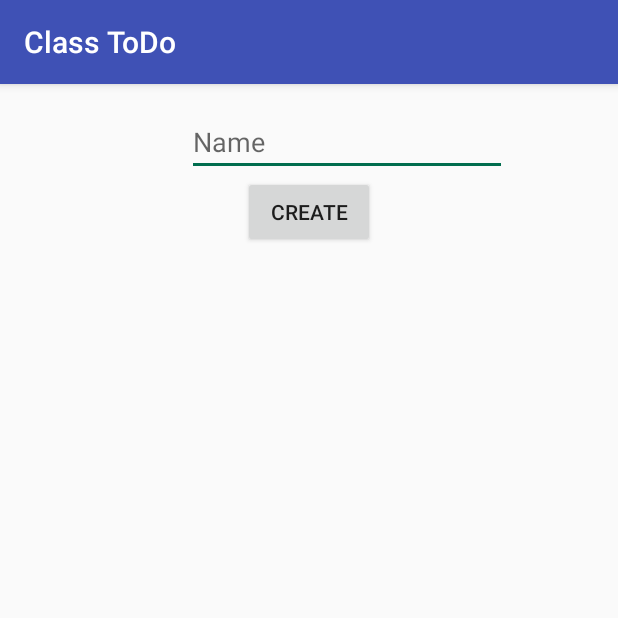
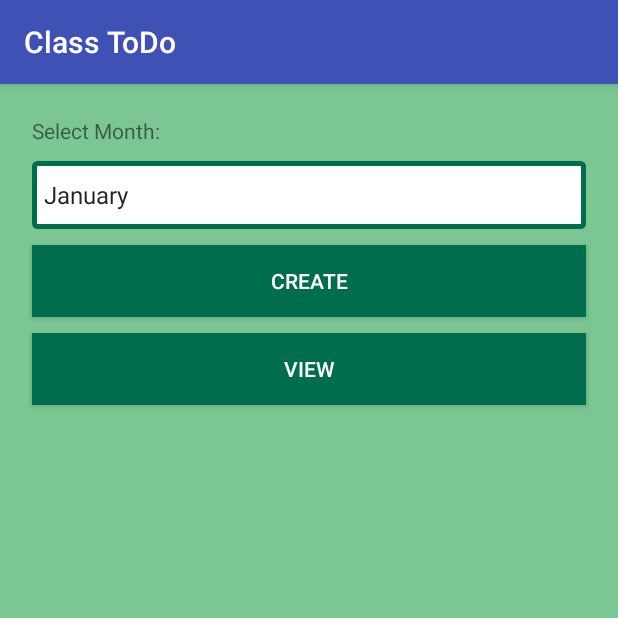
Before and after one commit to rajhaq/ClassToDo, an Android app: the Pdf screen opened directly, with no data from a screen before it, after a tap on "CREATE", on a phone screen of 412 x 824 dp, the top half of it. Run offline under Robolectric (Android 15) with nearby library versions, the phone set to English and light mode, and no system bars; libraries missing offline, so code that uses them is left out: com.itextpdf.text; 2 statements that could not run were skipped.

Commit message:
SmS 100% works, pdf works properly spinner added to select month border drawable created

```diff
--- a/app/src/main/AndroidManifest.xml
+++ b/app/src/main/AndroidManifest.xml
@@ -7,6 +7,7 @@
     <uses-permission android:name="android.permission.READ_PROFILE" />
     <uses-permission android:name="android.permission.READ_CONTACTS" />
     <uses-permission android:name="android.permission.WRITE_EXTERNAL_STORAGE" />
+    <uses-permission android:name="android.permission.SEND_SMS" />
 
     <application
         android:allowBackup="true"
--- a/app/src/main/java/com/example/raj/classtodo/Pdf.java
+++ b/app/src/main/java/com/example/raj/classtodo/Pdf.java
@@ -8,7 +8,11 @@ import android.os.Environment;
 import android.support.v7.app.AppCompatActivity;
 import android.os.Bundle;
 import android.view.View;
+import android.widget.AdapterView;
+import android.widget.ArrayAdapter;
 import android.widget.EditText;
+import android.widget.Spinner;
+import android.widget.Toast;
 
 import com.example.raj.classtodo.model.StudentHelper;
 import com.itextpdf.text.Document;
@@ -25,6 +29,10 @@ import java.util.Calendar;
 import java.util.Locale;
 
 public class Pdf extends AppCompatActivity {
+    Spinner spinner;
+    int postionx;
+    String  monthSelected;
+    ArrayAdapter<CharSequence> adapter;
     public static StudentHelper studentDB;
     Calendar cal = Calendar.getInstance();
     SimpleDateFormat sdf = new SimpleDateFormat("yyyy/MMMM/d/E", Locale.US); // Set your locale!
@@ -39,43 +47,72 @@ public class Pdf extends AppCompatActivity {
         setContentView(R.layout.activity_pdf);
         int dbv=Integer.parseInt(values[0]);
         studentDB=new StudentHelper(this, dbv);
-       String path= Environment.getExternalStorageDirectory()+"/student.pdf";
-        File file =new File(path);
-        Intent target=new Intent(Intent.ACTION_VIEW);
-        target.setDataAndType(Uri.fromFile(file),"application/pdf");
-        target.setFlags(Intent.FLAG_ACTIVITY_NO_HISTORY);
-        Intent intent = Intent.createChooser(target,"Open File");
-        try {
-            startActivity(intent);
-        }catch(ActivityNotFoundException e)
+        spinner=(Spinner) findViewById(R.id.spinnerMonth);
+        adapter=ArrayAdapter.createFromResource(this,R.array.month_name,android.R.layout.simple_spinner_item);
+        adapter.setDropDownViewResource(android.R.layout.simple_spinner_dropdown_item);
+        spinner.setAdapter(adapter);
+        spinner.setOnItemSelectedListener(new AdapterView.OnItemSelectedListener()
         {
 
+            @Override
+            public void onItemSelected(AdapterView<?> parent, View view, int position, long id) {
+                monthSelected= (String) parent.getItemAtPosition(position);
             }
+
+            @Override
+            public void onNothingSelected(AdapterView<?> parent) {
+
+            }
+        });
 
 
     }
     public void createPDF(View view)
     {
-        EditText text=(EditText)findViewById(R.id.editPdf);
-        Document doc=new Document(PageSize.A3.rotate());
-        String outPath= Environment.getExternalStorageDirectory()+"/student2.pdf";
+        if(studentDB.tableExist(monthSelected)) {
+            Document doc = new Document(PageSize.A3.rotate());
+            String outPath = Environment.getExternalStorageDirectory() + "/" + monthSelected + ".pdf";
             try {
-            PdfWriter.getInstance(doc,new FileOutputStream(outPath));
+                PdfWriter.getInstance(doc, new FileOutputStream(outPath));
                 doc.open();
-            String x="Name      01  |02  |03  |04  |05  |06  |07  |08  |09  |10  |11  |12  |13  |14  |15  |16  |17  |18  |19  |20  |21  |22  |23  |24  |25  |26  |27  |28  |29  |30\n" +
-                    "Name      01  |02  |03  |04  |05  |06  |07  |08  |09  |10  |11  |12  |13  |14  |15  |16  |17  |18  |19  |20  |21  |22  |23  |24  |25  |26  |27  |28  |29  |30\n";
                 doc.add(new Paragraph(viewAll()));
                 doc.close();
+                Toast.makeText(getBaseContext(), monthSelected+".pdf created on Storage", Toast.LENGTH_LONG).show();
             } catch (DocumentException e) {
                 e.printStackTrace();
             } catch (FileNotFoundException e) {
                 e.printStackTrace();
             }
         }
+        else
+        {
+            Toast.makeText(getBaseContext(), "No Data Found", Toast.LENGTH_LONG).show();
+        }
+    }
+    public void ViewPDF(View view)
+    {
+        String path= Environment.getExternalStorageDirectory()+"/"+monthSelected+".pdf";
+        File file =new File(path);
+        if(file.exists())
+        {
+            Intent target = new Intent(Intent.ACTION_VIEW);
+            target.setDataAndType(Uri.fromFile(file), "application/pdf");
+            target.setFlags(Intent.FLAG_ACTIVITY_NO_HISTORY);
+            Intent intent = Intent.createChooser(target, "Open File");
+            try {
+                startActivity(intent);
+            } catch (ActivityNotFoundException e) {
+
+            }
+        }
+        else
+        {
+            Toast.makeText(getBaseContext(), "No Data Found", Toast.LENGTH_LONG).show();
+        }
+    }
     public String viewAll()
     {
-                        Cursor res = studentDB.getAllData();
-                        String j="1";
+                        Cursor res = studentDB.getAllMonth(monthSelected);
         String k;
                         int x;
                         if(res.getCount()==0)
@@ -87,7 +124,7 @@ public class Pdf extends AppCompatActivity {
                         else
                         {
                             StringBuffer buffer=new StringBuffer();
-                            buffer.append("________________________________________________________________________________"+values[1]+"__________________________________________________________________________\n");
+                            buffer.append("________________________________________________________________________________"+monthSelected+"__________________________________________________________________________\n");
                             while(res.moveToNext())
                             {
                                 x= res.getString(2).length();
--- a/app/src/main/java/com/example/raj/classtodo/model/StudentHelper.java
+++ b/app/src/main/java/com/example/raj/classtodo/model/StudentHelper.java
@@ -82,8 +82,28 @@ public class StudentHelper extends SQLiteOpenHelper{
 
         Cursor res=db.rawQuery("select * from "+values[1], null);
 
+        return res;
+    }
+    public Cursor getAllMonth(String month)
+    {
+        SQLiteDatabase db=this.getWritableDatabase();
+
+        Cursor res=db.rawQuery("select * from "+month, null);
 
         return res;
+    }
+    public boolean tableExist(String month)
+    {
+        SQLiteDatabase db=this.getWritableDatabase();
+        Cursor cursor = db.rawQuery("select DISTINCT tbl_name from sqlite_master where tbl_name = '" + month + "'", null);
+        if (cursor != null) {
+            if (cursor.getCount() > 0) {
+                cursor.close();
+                return true;
+            }
+            cursor.close();
+        }
+        return false;
     }
     public String updateData(String id, String date,String x)
     {
--- a/app/src/main/java/com/example/raj/classtodo/ui/Sms.java
+++ b/app/src/main/java/com/example/raj/classtodo/ui/Sms.java
@@ -52,9 +52,12 @@ public class Sms extends AppCompatActivity {
                 // String phoneNo = txtPhoneNo.getText().toString();
                 //                    sendMessage(phoneNo, message);
                 if(smsLoop()=="No data")
-                    Toast.makeText(getBaseContext(), "Please enter both phone number and message.", Toast.LENGTH_LONG).show();
-                else
-                    Toast.makeText(getBaseContext(), "Sms Sent", Toast.LENGTH_LONG).show();
+                {
+
+                }
+  //                  Toast.makeText(getBaseContext(), "Please enter both phone number and message.", Toast.LENGTH_LONG).show();
+    //            else
+//                    Toast.makeText(getBaseContext(), "Sms Sent", Toast.LENGTH_LONG).show();
             }
         });
 
@@ -88,6 +91,7 @@ public class Sms extends AppCompatActivity {
     private void sendMessage(String phoneNo, String message){
         try {
             SmsManager smsManager = SmsManager.getDefault();
+            Toast.makeText(getBaseContext(), phoneNo, Toast.LENGTH_LONG).show();
             smsManager.sendTextMessage(phoneNo, null, message, null, null);
         } catch (Exception e) {
             e.printStackTrace();
--- /dev/null
+++ b/app/src/main/res/drawable/border.xml
@@ -0,0 +1,21 @@
+<?xml version="1.0" encoding="utf-8"?>
+<shape xmlns:android="http://schemas.android.com/apk/res/android"
+    android:shape="rectangle" >
+
+    <!-- View background color -->
+    <solid
+        android:color="@color/textColor" >
+    </solid>
+
+    <!-- View border color and width -->
+    <stroke
+        android:width="3dp"
+        android:color="@color/buttonColor" >
+    </stroke>
+
+    <!-- The radius makes the corners rounded -->
+    <corners
+        android:radius="2dp"   >
+    </corners>
+
+</shape>
--- a/app/src/main/res/layout/activity_pdf.xml
+++ b/app/src/main/res/layout/activity_pdf.xml
@@ -8,27 +8,53 @@
     android:paddingLeft="@dimen/activity_horizontal_margin"
     android:paddingRight="@dimen/activity_horizontal_margin"
     android:paddingTop="@dimen/activity_vertical_margin"
+    android:background="@color/colorBackground"
     tools:context="com.example.raj.classtodo.Pdf">
 
     <Button
+        android:text="View"
+        android:layout_width="match_parent"
+        android:textColor="@color/textColor"
+        android:background="@color/buttonColor"
+        android:layout_height="wrap_content"
+        android:id="@+id/button2"
+        android:layout_margin="5dp"
+        android:onClick="ViewPDF"
+        android:layout_below="@+id/buttonPdf"
+        android:layout_alignParentLeft="true"
+        android:layout_alignParentStart="true" />
+
+    <Button
         android:text="Create"
+        android:layout_width="match_parent"
+        android:textColor="@color/textColor"
+        android:layout_margin="5dp"
+        android:layout_height="wrap_content"
+        android:id="@+id/buttonPdf"
+        android:background="@color/buttonColor"
+        android:onClick="createPDF"
+        android:layout_below="@+id/spinnerMonth"
+        android:layout_alignParentLeft="true"
+        android:layout_alignParentStart="true" />
+
+    <TextView
+        android:text="Select Month:"
         android:layout_width="wrap_content"
         android:layout_height="wrap_content"
-        android:layout_below="@+id/editPdf"
-        android:layout_centerHorizontal="true"
-        android:id="@+id/buttonPdf"
-        android:onClick="createPDF" />
+        android:id="@+id/textView5"
+        android:layout_margin="5dp"
+        android:layout_alignParentTop="true"
+        android:layout_alignParentLeft="true"
+        android:layout_alignParentStart="true" />
 
-    <EditText
-        android:layout_width="wrap_content"
-        android:layout_height="wrap_content"
-        android:inputType="textPersonName"
-        android:hint="Name"
-        android:ems="10"
-        android:layout_marginRight="58dp"
-        android:layout_marginEnd="58dp"
-        android:id="@+id/editPdf"
-        android:layout_alignParentTop="true"
-        android:layout_alignParentRight="true"
-        android:layout_alignParentEnd="true" />
+    <Spinner
+        android:layout_width="match_parent"
+        android:layout_height="45dp"
+        android:id="@+id/spinnerMonth"
+        android:layout_below="@+id/textView5"
+        android:background="@drawable/border"
+        android:layout_alignParentLeft="true"
+        android:layout_margin="5dp"
+        android:layout_alignParentStart="true" />
+
 </RelativeLayout>
--- a/app/src/main/res/layout/activity_sms.xml
+++ b/app/src/main/res/layout/activity_sms.xml
@@ -8,7 +8,8 @@
     android:paddingLeft="@dimen/activity_horizontal_margin"
     android:paddingRight="@dimen/activity_horizontal_margin"
     android:paddingTop="@dimen/activity_vertical_margin"
-    tools:context="com.example.raj.classtodo.ui.Today$Sms">
+    android:background="@color/colorBackground"
+    tools:context="com.example.raj.classtodo.ui.Sms">
 
     <TextView
         android:text="Send sms for being absence"
@@ -34,7 +35,6 @@
     <EditText
         android:layout_width="match_parent"
         android:layout_height="100dp"
-        android:shadowColor="@color/delete"
         android:inputType="textMultiLine"
         android:text="Hello Parents, Your Student is absent today"
         android:ems="10"
--- a/app/src/main/res/values/strings.xml
+++ b/app/src/main/res/values/strings.xml
@@ -14,4 +14,18 @@
     <string name="permission_rationale">"Contacts permissions are needed for providing email
         completions."
     </string>
+    <string-array name="month_name">
+        <item>January</item>
+        <item>February</item>
+        <item>March</item>
+        <item>April</item>
+        <item>May</item>
+        <item>June</item>
+        <item>July</item>
+        <item>August</item>
+        <item>September</item>
+        <item>October</item>
+        <item>November</item>
+        <item>December</item>
+    </string-array>
 </resources>
```
Lines whose indentation alone changed are shown as unchanged.
